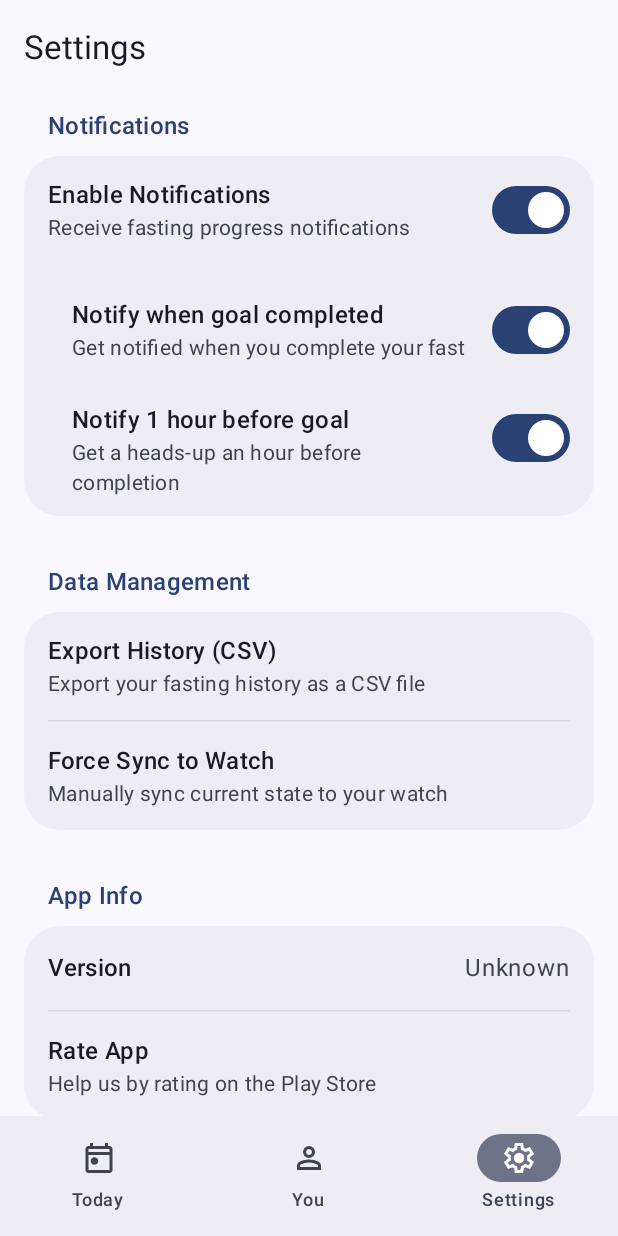
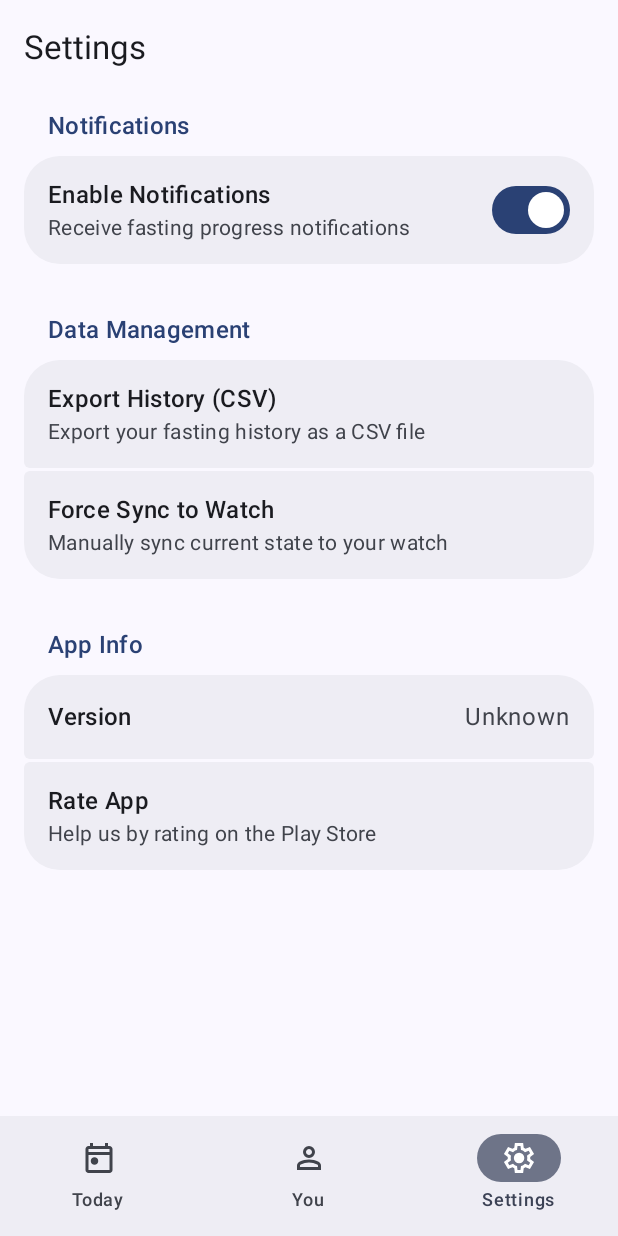
Before and after one commit to charliesbot/one, an Android app built with Jetpack Compose: the screen it shows after launch (MainActivity), item 3 of the bottom bar chosen, on a phone screen of 412 x 824 dp. Run offline under Robolectric (Android 15) with nearby library versions, the phone set to English and light mode, and no system bars; our stand-ins replace Material 3 Expressive styles (plain Material 3 is drawn), Navigation 3, Room's generated code; libraries missing offline, so code that uses them is left out: androidx.glance, androidx.glance.appwidget, androidx.glance.preview, com.google.android.gms; missing, so only their content is drawn: GlanceTheme; 1 statement that could not run was skipped.

Commit message:
make the version setting clickable so it fits with the rest of the settings

```diff
--- a/features/src/main/java/com/charliesbot/one/features/settings/SettingsScreen.kt
+++ b/features/src/main/java/com/charliesbot/one/features/settings/SettingsScreen.kt
@@ -1,15 +1,10 @@
 package com.charliesbot.one.features.settings
 
+import android.content.ClipData
 import android.content.Intent
-import androidx.compose.animation.AnimatedVisibility
-import androidx.compose.animation.expandVertically
-import androidx.compose.animation.fadeIn
-import androidx.compose.animation.fadeOut
-import androidx.compose.animation.shrinkVertically
 import androidx.compose.foundation.clickable
 import androidx.compose.foundation.layout.Arrangement
 import androidx.compose.foundation.layout.Column
-import androidx.compose.foundation.layout.Row
 import androidx.compose.foundation.layout.Spacer
 import androidx.compose.foundation.layout.fillMaxSize
 import androidx.compose.foundation.layout.fillMaxWidth
@@ -20,19 +15,16 @@ import androidx.compose.foundation.layout.widthIn
 import androidx.compose.foundation.rememberScrollState
 import androidx.compose.foundation.shape.RoundedCornerShape
 import androidx.compose.foundation.verticalScroll
-import androidx.compose.material3.Button
-import androidx.compose.material3.Card
-import androidx.compose.material3.CardDefaults
 import androidx.compose.material3.CircularProgressIndicator
 import androidx.compose.material3.ExperimentalMaterial3Api
-import androidx.compose.material3.HorizontalDivider
+import androidx.compose.material3.Icon
 import androidx.compose.material3.ListItem
 import androidx.compose.material3.ListItemDefaults
 import androidx.compose.material3.MaterialTheme
 import androidx.compose.material3.Scaffold
-import androidx.compose.material3.Icon
 import androidx.compose.material3.SnackbarHost
 import androidx.compose.material3.SnackbarHostState
+import androidx.compose.material3.Surface
 import androidx.compose.material3.Switch
 import androidx.compose.material3.SwitchDefaults
 import androidx.compose.material3.Text
@@ -41,16 +33,19 @@ import androidx.compose.runtime.Composable
 import androidx.compose.runtime.LaunchedEffect
 import androidx.compose.runtime.getValue
 import androidx.compose.runtime.remember
+import androidx.compose.runtime.rememberCoroutineScope
 import androidx.compose.ui.Alignment
 import androidx.compose.ui.Modifier
-import androidx.compose.ui.draw.clip
 import androidx.compose.ui.graphics.Color
+import androidx.compose.ui.platform.ClipEntry
+import androidx.compose.ui.platform.LocalClipboard
 import androidx.compose.ui.platform.LocalContext
 import androidx.compose.ui.res.painterResource
 import androidx.compose.ui.res.stringResource
 import androidx.compose.ui.unit.dp
 import androidx.lifecycle.compose.collectAsStateWithLifecycle
 import com.charliesbot.shared.R
+import kotlinx.coroutines.launch
 import org.koin.androidx.compose.koinViewModel
 
 @OptIn(ExperimentalMaterial3Api::class)
@@ -61,6 +56,8 @@ fun SettingsScreen(
     val uiState by viewModel.uiState.collectAsStateWithLifecycle()
     val context = LocalContext.current
     val snackbarHostState = remember { SnackbarHostState() }
+    val clipboard = LocalClipboard.current
+    val scope = rememberCoroutineScope()
 
     // Get version from package manager
     val versionName = remember {
@@ -117,62 +114,59 @@ fun SettingsScreen(
             horizontalAlignment = Alignment.CenterHorizontally
         ) {
             // Notifications Section
-            SettingsSection(title = stringResource(R.string.settings_notifications_title)) {
+            SettingsGroup(
+                title = stringResource(R.string.settings_notifications_title),
+                items = listOf({
                     SwitchSettingItem(
                         label = stringResource(R.string.settings_notifications_enabled),
                         description = stringResource(R.string.settings_notifications_enabled_desc),
                         checked = uiState.notificationsEnabled,
                         onCheckedChange = { viewModel.setNotificationsEnabled(it) },
                     )
-                AnimatedVisibility(
-                    visible = uiState.notificationsEnabled,
-                    enter = fadeIn() + expandVertically(),
-                    exit = fadeOut() + shrinkVertically()
-                ) {
-                    Column {
-                        Spacer(modifier = Modifier.height(8.dp))
-                        SwitchSettingItem(
-                            label = stringResource(R.string.settings_notify_completion),
-                            description = stringResource(R.string.settings_notify_completion_desc),
-                            checked = uiState.notifyOnCompletion,
-                            onCheckedChange = { viewModel.setNotifyOnCompletion(it) },
-                            modifier = Modifier.padding(start = 16.dp),
+                })
             )
-                        SwitchSettingItem(
-                            label = stringResource(R.string.settings_notify_one_hour),
-                            description = stringResource(R.string.settings_notify_one_hour_desc),
-                            checked = uiState.notifyOneHourBefore,
-                            onCheckedChange = { viewModel.setNotifyOneHourBefore(it) },
-                            modifier = Modifier.padding(start = 16.dp),
-                        )
-                    }
-                }
-            }
 
             Spacer(modifier = Modifier.height(16.dp))
 
             // Data Management Section
-            SettingsSection(title = stringResource(R.string.settings_data_title)) {
+            SettingsGroup(
+                title = stringResource(R.string.settings_data_title),
+                items = listOf(
+                    {
                         ActionSettingItem(
                             label = stringResource(R.string.settings_export_history),
                             description = stringResource(R.string.settings_export_history_desc),
                             isLoading = uiState.isExporting,
                             onClick = { viewModel.exportHistory() }
                         )
-                SettingsDivider()
+                    },
+                    {
+
                         ActionSettingItem(
                             label = stringResource(R.string.settings_force_sync),
                             description = stringResource(R.string.settings_force_sync_desc),
                             isLoading = uiState.isSyncing,
                             onClick = { viewModel.forceSyncToWatch() }
                         )
-            }
+                    })
+            )
+
             Spacer(modifier = Modifier.height(16.dp))
 
             // App Info Section
-            SettingsSection(title = stringResource(R.string.settings_app_info_title)) {
+            SettingsGroup(
+                title = stringResource(R.string.settings_app_info_title),
+                items = listOf(
+                    {
                         SettingTile(
                             title = stringResource(R.string.settings_version),
+                            onClick = {
+                                scope.launch {
+                                    val clipData = ClipData.newPlainText("App Version", versionName)
+                                    clipboard.setClipEntry(ClipEntry(clipData))
+                                    snackbarHostState.showSnackbar("Version copied to clipboard")
+                                }
+                            },
                             trailingContent = {
                                 Text(
                                     text = versionName,
@@ -181,7 +175,8 @@ fun SettingsScreen(
                                 )
                             }
                         )
-                SettingsDivider()
+                    },
+                    {
                         ActionSettingItem(
                             label = stringResource(R.string.settings_rate_app),
                             description = stringResource(R.string.settings_rate_app_desc),
@@ -194,6 +189,8 @@ fun SettingsScreen(
                             }
                         )
                     }
+                )
+            )
 
             Spacer(modifier = Modifier.height(32.dp))
         }
@@ -201,49 +198,17 @@ fun SettingsScreen(
 }
 
 @Composable
-private fun SettingsSection(
-    title: String,
+private fun SettingTile(
     modifier: Modifier = Modifier,
-    content: @Composable () -> Unit
-) {
-    Column(
-        modifier = modifier
-            .widthIn(max = 600.dp)
-            .padding(horizontal = 16.dp, vertical = 8.dp)
-    ) {
-        Text(
-            text = title,
-            style = MaterialTheme.typography.titleMedium,
-            color = MaterialTheme.colorScheme.primary,
-            modifier = Modifier.padding(start = 16.dp, bottom = 8.dp)
-        )
-        Card(
-            modifier = Modifier.fillMaxWidth(),
-            shape = RoundedCornerShape(24.dp),
-            colors = CardDefaults.cardColors(
-                containerColor = MaterialTheme.colorScheme.surfaceContainer
-            ),
-            elevation = CardDefaults.cardElevation(0.dp)
-        ) {
-            Column {
-                content()
-            }
-        }
-    }
-}
-
-@Composable
-private fun SettingTile(
     title: String,
     description: String? = null,
-    modifier: Modifier = Modifier,
     trailingContent: (@Composable () -> Unit)? = null,
-    onClick: (() -> Unit)? = null
+    onClick: (() -> Unit)
 ) {
     ListItem(
         modifier = modifier
             .fillMaxWidth()
-            .then(if (onClick != null) Modifier.clickable(onClick = onClick) else Modifier),
+            .then(Modifier.clickable(onClick = onClick)),
         colors = ListItemDefaults.colors(containerColor = Color.Transparent),
         headlineContent = {
             Text(
@@ -261,15 +226,6 @@ private fun SettingTile(
             }
         } else null,
         trailingContent = trailingContent
-    )
-}
-
-@Composable
-fun SettingsDivider() {
-    HorizontalDivider(
-        modifier = Modifier.padding(horizontal = 16.dp),
-        thickness = 1.dp,
-        color = MaterialTheme.colorScheme.outlineVariant.copy(alpha = 0.2f)
     )
 }
 
@@ -314,7 +270,7 @@ private fun ActionSettingItem(
         title = label,
         description = description,
         modifier = modifier,
-        onClick = if (isLoading) null else onClick,
+        onClick = if (isLoading) ({}) else onClick,
         trailingContent = {
             if (isLoading) {
                 CircularProgressIndicator(
@@ -323,9 +279,63 @@ private fun ActionSettingItem(
                     color = MaterialTheme.colorScheme.primary
                 )
             } else {
-                // Optional: You can add a chevron icon here if you want
-                // Icon(Icons.AutoMirrored.Filled.KeyboardArrowRight, null)
+                null
             }
         }
     )
 }
+
+@Composable
+fun SettingsGroup(
+    title: String,
+    items: List<@Composable () -> Unit>,
+    modifier: Modifier = Modifier
+) {
+    Column(
+        modifier = modifier
+            .fillMaxWidth()
+            .padding(horizontal = 16.dp, vertical = 8.dp)
+    ) {
+        // Title
+        Text(
+            text = title,
+            style = MaterialTheme.typography.titleMedium,
+            color = MaterialTheme.colorScheme.primary,
+            modifier = Modifier.padding(start = 16.dp, bottom = 8.dp)
+        )
+
+        // The Container
+        Column(
+            // KEY 1: This creates the "cut" between items
+            verticalArrangement = Arrangement.spacedBy(2.dp)
+        ) {
+            items.forEachIndexed { index, itemContent ->
+
+                // KEY 2: Calculate shape based on position
+                val shape = when {
+                    items.size == 1 -> RoundedCornerShape(24.dp) // Single item
+                    index == 0 -> RoundedCornerShape( // Top item
+                        topStart = 24.dp, topEnd = 24.dp,
+                        bottomStart = 4.dp, bottomEnd = 4.dp
+                    )
+
+                    index == items.lastIndex -> RoundedCornerShape( // Bottom item
+                        topStart = 4.dp, topEnd = 4.dp,
+                        bottomStart = 24.dp, bottomEnd = 24.dp
+                    )
+
+                    else -> RoundedCornerShape(4.dp) // Middle items
+                }
+
+                // KEY 3: Wrap each item in its own Surface
+                Surface(
+                    shape = shape,
+                    color = MaterialTheme.colorScheme.surfaceContainer,
+                    modifier = Modifier.fillMaxWidth()
+                ) {
+                    itemContent()
+                }
+            }
+        }
+    }
+}
```
Lines whose indentation alone changed are shown as unchanged.
